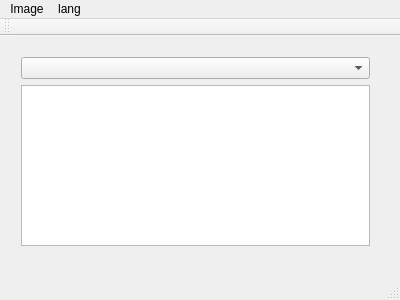
dmitrj-pro/3DViewer, file Viewer.ui: the form before one commit.
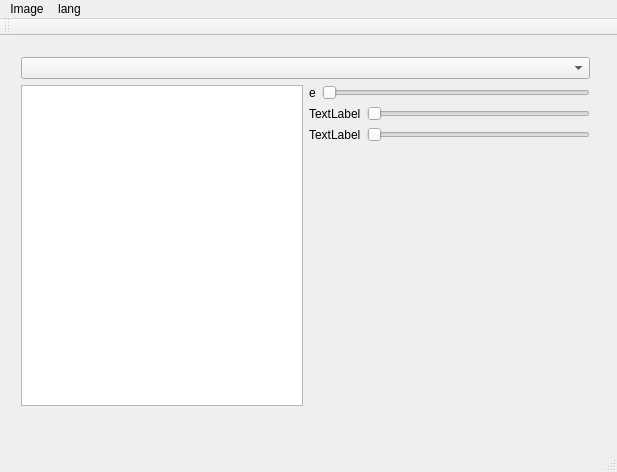
The form after the commit.

The edit to the form file:
```diff
--- a/Viewer.ui
+++ b/Viewer.ui
@@ -6,8 +6,8 @@
    <rect>
     <x>0</x>
     <y>0</y>
-    <width>400</width>
-    <height>300</height>
+    <width>617</width>
+    <height>472</height>
    </rect>
   </property>
   <property name="windowTitle">
@@ -19,8 +19,8 @@
      <rect>
       <x>10</x>
       <y>10</y>
-      <width>371</width>
-      <height>211</height>
+      <width>591</width>
+      <height>391</height>
      </rect>
     </property>
     <layout class="QVBoxLayout" name="verticalLayout">
@@ -30,7 +30,107 @@
      <item>
       <layout class="QHBoxLayout" name="horizontalLayout">
        <item>
-        <widget class="QGraphicsView" name="image"/>
+        <layout class="QVBoxLayout" name="verticalLayout_3">
+         <item>
+          <widget class="QGraphicsView" name="image"/>
+         </item>
+         <item>
+          <spacer name="horizontalSpacer">
+           <property name="orientation">
+            <enum>Qt::Horizontal</enum>
+           </property>
+           <property name="sizeHint" stdset="0">
+            <size>
+             <width>40</width>
+             <height>20</height>
+            </size>
+           </property>
+          </spacer>
+         </item>
+        </layout>
+       </item>
+       <item>
+        <layout class="QVBoxLayout" name="verticalLayout_2">
+         <property name="sizeConstraint">
+          <enum>QLayout::SetMinimumSize</enum>
+         </property>
+         <item>
+          <layout class="QHBoxLayout" name="horizontalLayout_2">
+           <item>
+            <widget class="QLabel" name="rotate_x">
+             <property name="text">
+              <string>e</string>
+             </property>
+            </widget>
+           </item>
+           <item>
+            <widget class="QSlider" name="rotate_x_2">
+             <property name="maximum">
+              <number>360</number>
+             </property>
+             <property name="orientation">
+              <enum>Qt::Horizontal</enum>
+             </property>
+            </widget>
+           </item>
+          </layout>
+         </item>
+         <item>
+          <layout class="QHBoxLayout" name="horizontalLayout_3">
+           <item>
+            <widget class="QLabel" name="rotate_y">
+             <property name="text">
+              <string>TextLabel</string>
+             </property>
+            </widget>
+           </item>
+           <item>
+            <widget class="QSlider" name="rotate_y_2">
+             <property name="maximum">
+              <number>360</number>
+             </property>
+             <property name="orientation">
+              <enum>Qt::Horizontal</enum>
+             </property>
+            </widget>
+           </item>
+          </layout>
+         </item>
+         <item>
+          <layout class="QHBoxLayout" name="horizontalLayout_4">
+           <item>
+            <widget class="QLabel" name="rotate_z">
+             <property name="text">
+              <string>TextLabel</string>
+             </property>
+            </widget>
+           </item>
+           <item>
+            <widget class="QSlider" name="rotate_z_2">
+             <property name="maximum">
+              <number>360</number>
+             </property>
+             <property name="orientation">
+              <enum>Qt::Horizontal</enum>
+             </property>
+            </widget>
+           </item>
+          </layout>
+         </item>
+         <item>
+          <spacer name="verticalSpacer">
+           <property name="orientation">
+            <enum>Qt::Vertical</enum>
+           </property>
+           <property name="sizeHint" stdset="0">
+            <size>
+             <width>20</width>
+             <height>40</height>
+            </size>
+           </property>
+          </spacer>
+         </item>
+        </layout>
        </item>
       </layout>
      </item>
@@ -42,7 +142,7 @@
     <rect>
      <x>0</x>
      <y>0</y>
-     <width>400</width>
+     <width>617</width>
      <height>20</height>
     </rect>
    </property>
```
